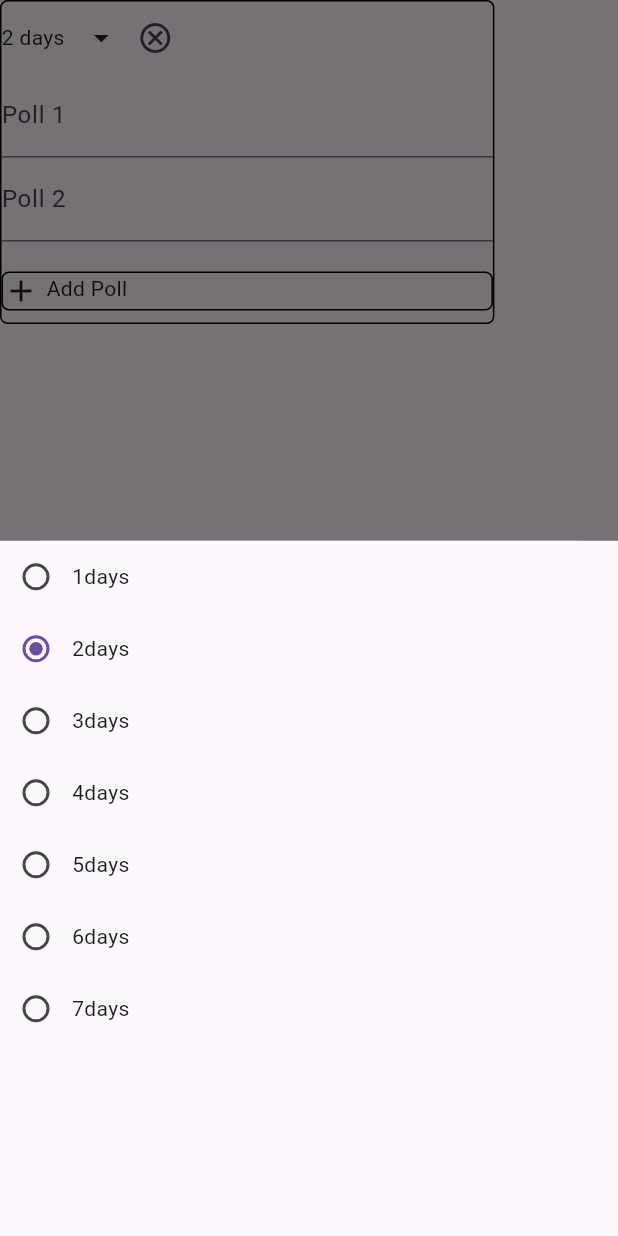
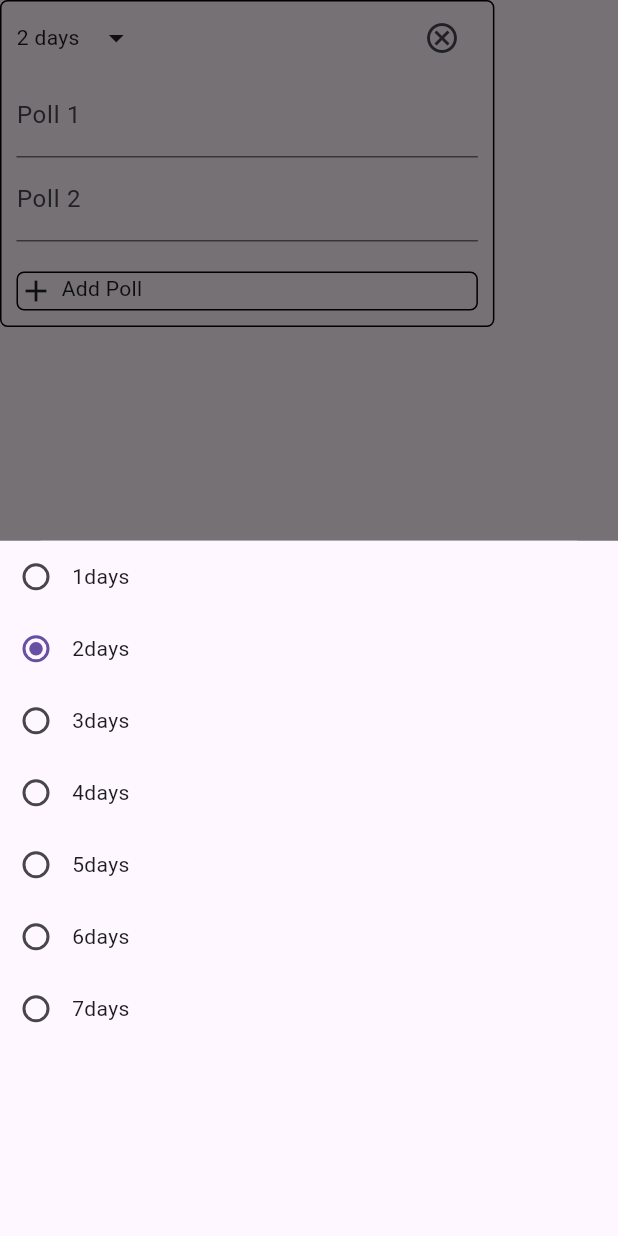
Before and after one commit to Michael1221994/Reddit_mobile_app, a Flutter app: the BuildPoll widget shown alone on an empty page, opened directly with empty values, after a tap on an icon or button, on a phone screen of 412 x 824 dp. Run offline on Flutter 3.47's test engine with Material 3 defaults, Android fonts, the light colour scheme and no system bars; our stand-ins replace cloud_firestore, firebase_auth, firebase_core, flutter_bloc, google_sign_in, image_picker; missing offline and left inert: cloudinary_flutter, cloudinary_url_gen; accounts and stored records are empty.

Commit message:
number of days for create post
create_post number of days for poll implemented

```diff
--- a/lib/Custom_Widgets/bottom_sheet_for_polldays.dart
+++ b/lib/Custom_Widgets/bottom_sheet_for_polldays.dart
@@ -2,10 +2,12 @@ import 'package:flutter/material.dart';
 import 'package:reddit_attempt2/Custom_Widgets/days_limit.dart';
 
 class number_of_days extends StatefulWidget {
+  final Function(String?) onTypeSelected;
   late String? initialSelection;
    number_of_days({
     super.key,
-    required this.initialSelection
+    required this.initialSelection,
+    required this.onTypeSelected
     });
 
   @override
@@ -25,11 +27,13 @@ class _number_of_daysState extends State<number_of_days> {
             value: option,
             groupValue: widget.initialSelection,
             onChanged: (val){
+              widget.onTypeSelected(val);
               setState(() {
                 widget.initialSelection=val;
               });
             });
-        }).toList()
+        }).toList(),
+
       ),
 
     );
--- a/lib/Custom_Widgets/poll_build.dart
+++ b/lib/Custom_Widgets/poll_build.dart
@@ -40,12 +40,12 @@ class _BuildPollState extends State<BuildPoll> {
         context: context,
         builder: (ctx) => number_of_days(
           initialSelection: selected,
-          /*onTypeSelected: (newType){
+          onTypeSelected: (newType){
             setState(() {
-              widget.selectedType=newType;
+              selected=newType!;
             });
-            print(widget.selectedType);
-          },*/
+            print(selected);
+          },
 
       ));
   }
@@ -58,13 +58,14 @@ class _BuildPollState extends State<BuildPoll> {
     width: MediaQuery.of(context).size.width*0.8,
     child: SingleChildScrollView(
       child: Padding(
-        padding: const EdgeInsets.only(bottom: 8.0),
+        padding: const EdgeInsets.only(bottom: 10.0, left: 10.0, right: 10.0),
         child: ListView(
           shrinkWrap: true,
 
           children: [
 
             Row(
+              mainAxisAlignment: MainAxisAlignment.spaceBetween,
               children: [
                 GestureDetector(
                     onTap: _openBottomSheet,
```
Also changed, not shown: 1 other file.
